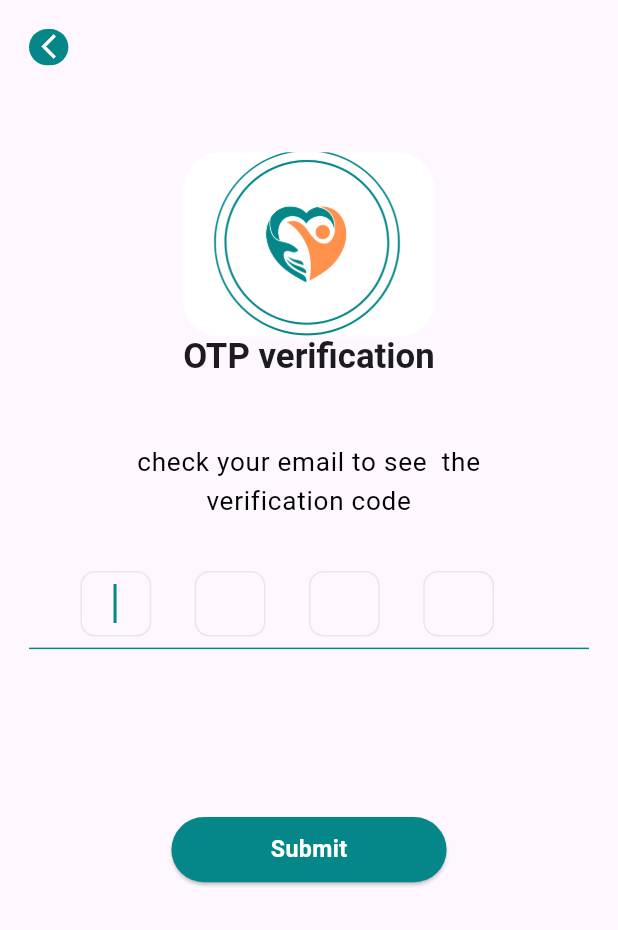
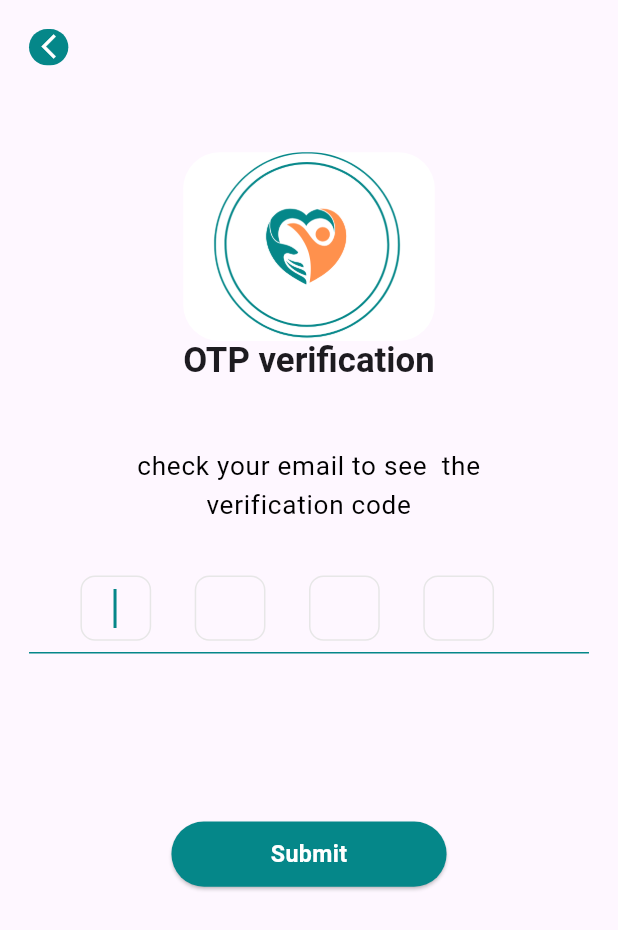
Before and after one commit to afif-ayoubi/Clever-Karma, a Flutter app: the OtpVerificationPage screen opened by its route, on a phone screen of 412 x 824 dp. Shown: the top 930 px of the screen. Run offline on Flutter 3.47's test engine with Material 3 defaults, Android fonts, the phone set to English and light mode, and no system bars; our stand-ins replace bloc, dartz, equatable, flutter_animate, flutter_bloc, flutter_screenutil and 5 more; accounts and stored records are empty; project files that could hold a hidden picture were left out.

Commit message:
adjusted image height

```diff
--- a/mobile/lib/features/auth/presentation/widgets/otp_pages/otp_detail_widget.dart
+++ b/mobile/lib/features/auth/presentation/widgets/otp_pages/otp_detail_widget.dart
@@ -41,7 +41,7 @@ class OtpDetailWidget extends StatelessWidget {
             const Align(alignment: Alignment.topLeft, child: CustomAppBar()),
             Gap(60.h),
             Container(
-              height: 127.h,
+              height: 130.h,
               width: 160.w,
               decoration: BoxDecoration(
                 borderRadius: BorderRadius.circular(25.r),
@@ -63,7 +63,7 @@ class OtpDetailWidget extends StatelessWidget {
                 ? Padding(
                     padding: const EdgeInsets.symmetric(horizontal: 15.0).r,
                     child: CustomTextField(
-                      controller: confirmPasswordController,
+                      controller: passwordController,
                       hintText: "New Password",
                     ),
                   )
```
